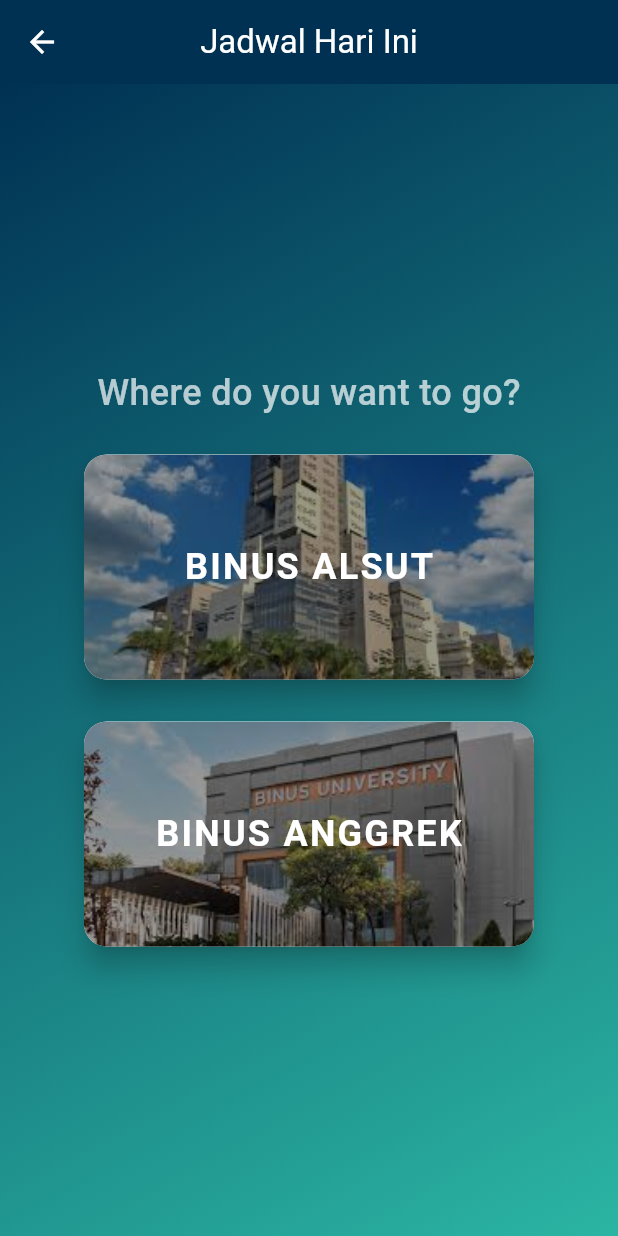
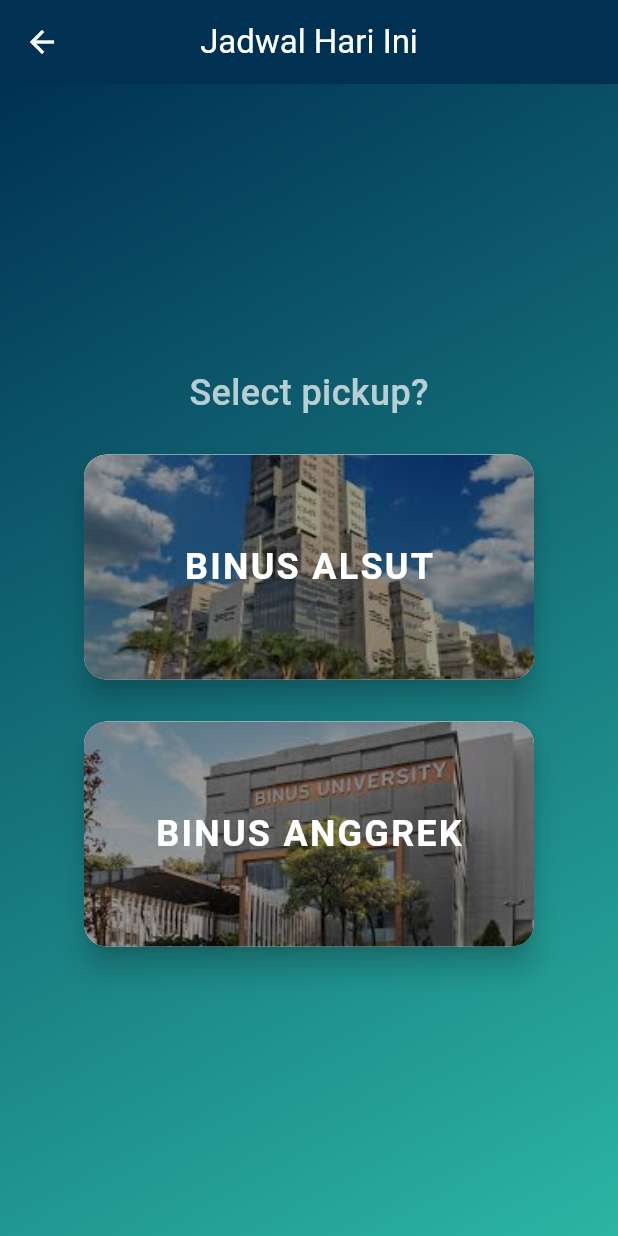
Before and after one commit to Drylius/Beetle, a Flutter app: the screen it shows once a user with an empty profile is signed in, after a tap on "Today's Schedule", on a phone screen of 412 x 824 dp. Run offline on Flutter 3.47's test engine with Material 3 defaults, Android fonts, the phone set to English and light mode, and no system bars; our stand-ins replace cloud_firestore, firebase_auth, firebase_core, google_fonts, google_maps_flutter; accounts and stored records are empty; generated files the repository leaves out were written again.

Commit message:
minor bug fix

```diff
--- a/lib/pages/selection/campus_selection_screen.dart
+++ b/lib/pages/selection/campus_selection_screen.dart
@@ -60,7 +60,7 @@
               mainAxisAlignment: MainAxisAlignment.center,
               children: [
                 const Text(
-                "Where do you want to go?",
+                "Select pickup?",
                   style: TextStyle(
                     fontSize: 24,
                     color: Colors.white70,
--- a/lib/widgets/schedule_information.dart
+++ b/lib/widgets/schedule_information.dart
@@ -1,7 +1,6 @@
 import 'package:flutter/material.dart';
 import 'package:beetle/models/shuttle_slot_model.dart';
 import 'package:beetle/widgets/map_widget.dart';
-import 'package:get/utils.dart';
 import 'package:url_launcher/url_launcher.dart';
 
 class ScheduleInformation extends StatelessWidget {
@@ -168,9 +167,11 @@
                                     fontWeight: FontWeight.normal, fontSize: 12)),
                         ],
                       ),
-                      if(slot.status.toLowerCase() == "standby") ...[ //map link only for "onTheWay" status, standby for testing.
+                      if(slot.status.toLowerCase() == "onTheWay") ...[ //map link only for "onTheWay" status, standby for testing.
+                      const SizedBox(height: 8),
                         SizedBox(
                           width: double.infinity,
+
                           child: ElevatedButton.icon(
                             onPressed: () {
                               Navigator.push(
@@ -184,6 +185,7 @@
                             label: const Text("Track Bus Location"),
                           ),
                         ),
+                        const SizedBox(height: 8),
                       ],
                     ],
                   ),
```
